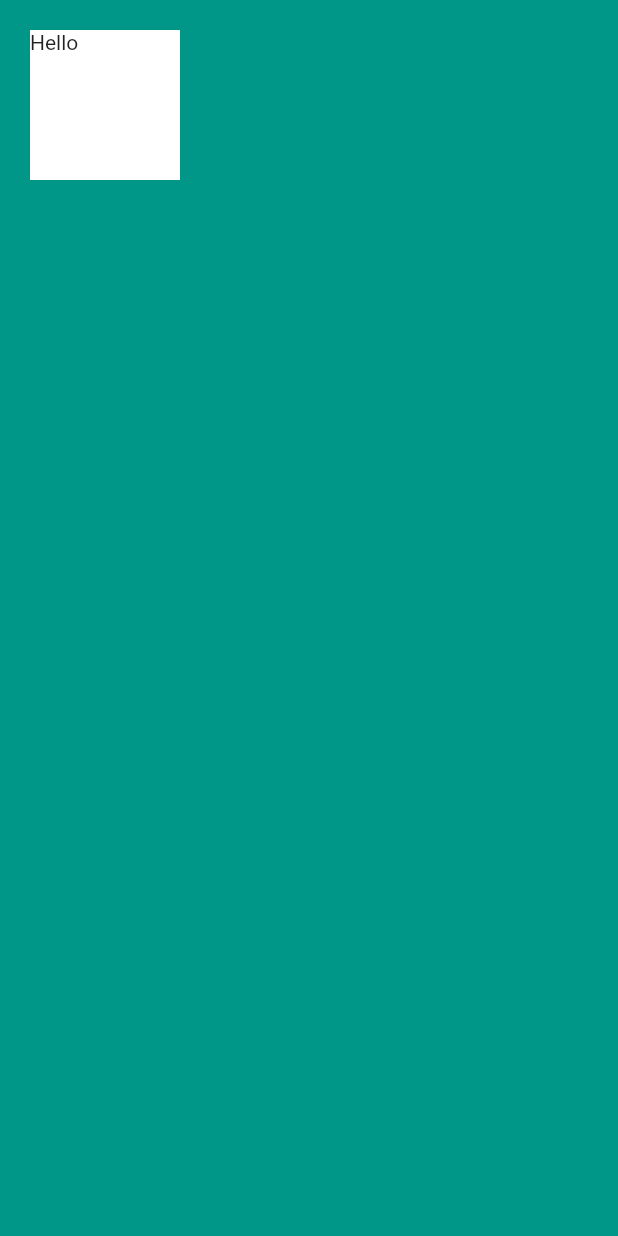
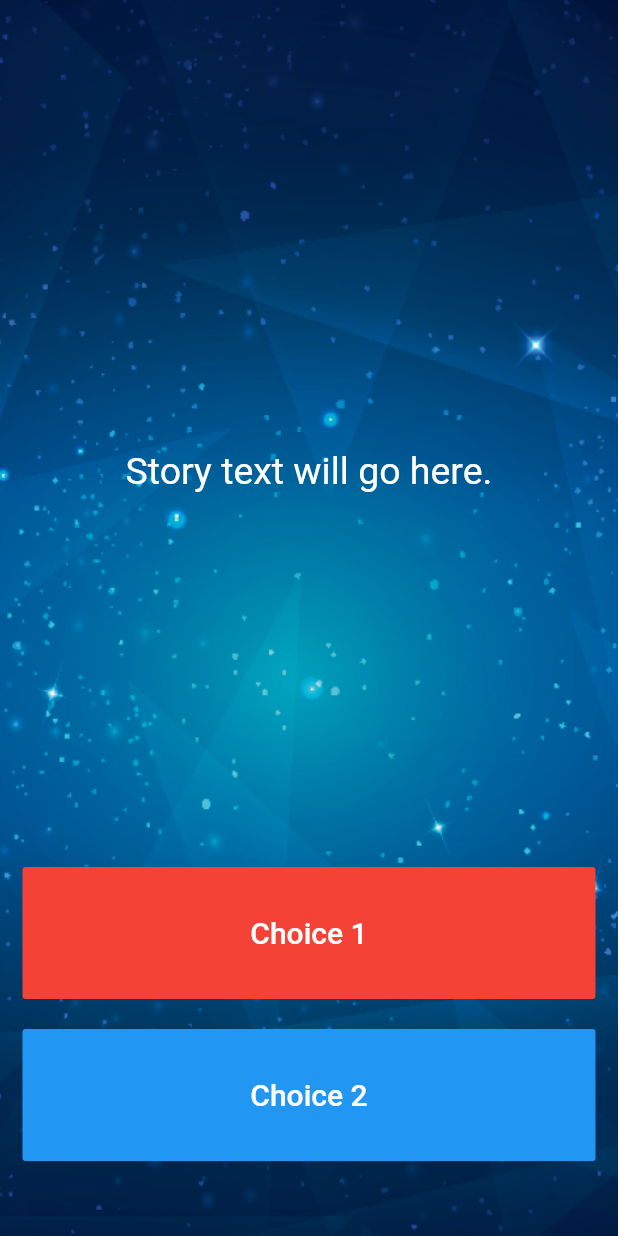
Before and after one commit to Jowooseok/fluuterStudy, a Flutter app: the screen it shows after launch, on a phone screen of 412 x 824 dp. Run offline on Flutter 3.47's test engine with Material 2 defaults, Android fonts, the phone set to English and light mode, and no system bars.

Commit message:
TODO 4 Complete

```diff
--- a/fluuter_study/lib/main.dart
+++ b/fluuter_study/lib/main.dart
@@ -1,25 +1,101 @@
 import 'package:flutter/material.dart';
+import 'package:flutter/widgets.dart';
 
-void main() {
-  runApp(Myapp());
+//TODO: Step 15 - Run the app and see if you can see the screen update with the first story. Delete this TODO if it looks as you expected.
+
+void main() => runApp(Destini());
+
+class Destini extends StatelessWidget {
+  Widget build(BuildContext context) {
+    return MaterialApp(
+      theme: ThemeData.dark(),
+      home: StoryPage(),
+    );
+  }
 }
 
-class Myapp extends StatelessWidget {
+//TODO: Step 9 - Create a new storyBrain object from the StoryBrain class.
+
+class StoryPage extends StatefulWidget {
+  _StoryPageState createState() => _StoryPageState();
+}
+
+class _StoryPageState extends State<StoryPage> {
   @override
   Widget build(BuildContext context) {
-    return MaterialApp(
-      home: Scaffold(
-        backgroundColor: Colors.teal,
-        body: SafeArea(
-          child: Container(
-            height: 100.0,
-            width: 100.0,
-            margin: EdgeInsets.all(20.0),
-            color: Colors.white,
-            child: Text('Hello'),
+    return Scaffold(
+      body: Container(
+        //TODO: Step 1 - Add background.png to this Container as a background image.
+        decoration: BoxDecoration(
+            image: DecorationImage(
+          image: AssetImage('images/background.png'),
+          fit: BoxFit.cover,
+        )),
+        padding: EdgeInsets.symmetric(vertical: 50.0, horizontal: 15.0),
+        constraints: BoxConstraints.expand(),
+        child: SafeArea(
+          child: Column(
+            crossAxisAlignment: CrossAxisAlignment.stretch,
+            children: <Widget>[
+              Expanded(
+                flex: 12,
+                child: Center(
+                  child: Text(
+                    //TODO: Step 10 - use the storyBrain to get the first story title and display it in this Text Widget.
+                    'Story text will go here.',
+                    style: TextStyle(
+                      fontSize: 25.0,
+                    ),
+                  ),
+                ),
+              ),
+              Expanded(
+                flex: 2,
+                child: FlatButton(
+                  onPressed: () {
+                    //Choice 1 made by user.
+                    //TODO: Step 18 - Call the nextStory() method from storyBrain and pass the number 1 as the choice made by the user.
+                  },
+                  color: Colors.red,
+                  child: Text(
+                    //TODO: Step 13 - Use the storyBrain to get the text for choice 1.
+                    'Choice 1',
+                    style: TextStyle(
+                      fontSize: 20.0,
+                    ),
+                  ),
+                ),
+              ),
+              SizedBox(
+                height: 20.0,
+              ),
+              Expanded(
+                flex: 2,
+                //TODO: Step 26 - Use a Flutter Visibility Widget to wrap this FlatButton.
+                //TODO: Step 28 - Set the "visible" property of the Visibility Widget to equal the output from the buttonShouldBeVisible() method in the storyBrain.
+                child: FlatButton(
+                  onPressed: () {
+                    //Choice 2 made by user.
+                    //TODO: Step 19 - Call the nextStory() method from storyBrain and pass the number 2 as the choice made by the user.
+                  },
+                  color: Colors.blue,
+                  child: Text(
+                    //TODO: Step 14 - Use the storyBrain to get the text for choice 2.
+                    'Choice 2',
+                    style: TextStyle(
+                      fontSize: 20.0,
+                    ),
+                  ),
+                ),
+              ),
+            ],
           ),
         ),
       ),
     );
   }
 }
+
+//TODO: Step 24 - Run the app and try to figure out what code you need to add to this file to make the story change when you press on the choice buttons.
+
+//TODO: Step 29 - Run the app and test it against the Story Outline to make sure you've completed all the steps. The code for the completed app can be found here: https://github.com/londonappbrewery/destini-challenge-completed/
--- /dev/null
+++ b/fluuter_study/lib/story.dart
@@ -0,0 +1,12 @@
+//TODO: Step 2 - Create a new class called Story.
+class Story {
+  String stroyText;
+  String chice1;
+  String chice2;
+
+  Story(this.stroyText, this.chice1, this.chice2);
+}
+
+//TODO: Step 3 - Create 3 properties for this class, A. storyTitle to store the story text. B. choice1 to store the text for choice 1, C. choice2 to store the text for choice 2.
+
+//TODO: Step 4 - Create a Constructor for this class to be able to initialise the properties created in step 3.
```
Also changed, not shown: fluuter_study/lib/story_brain.dart (added, +59 -0 lines), fluuter_study/pubspec.yaml (+5 -60 lines), fluuter_study/images/background.png (added).
